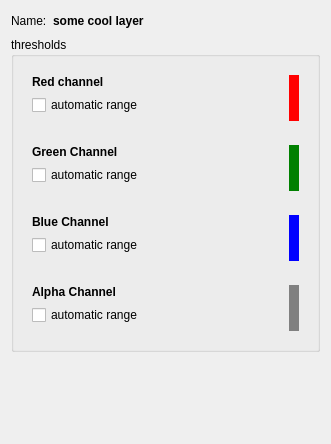
Old version of the form volumina/widgets/ui/rgbaLayerDialog.ui in the repository ilastik/volumina.
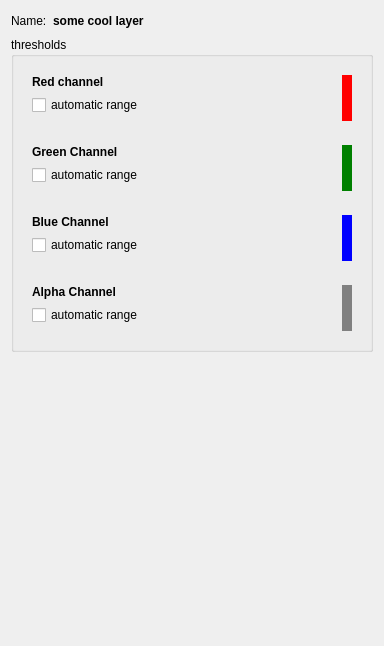
New version of the form. Custom widgets are drawn as their Qt base class.

Commit message: dialog title

Diff of the .ui file:
```diff
--- a/volumina/widgets/ui/rgbaLayerDialog.ui
+++ b/volumina/widgets/ui/rgbaLayerDialog.ui
@@ -6,8 +6,8 @@
    <rect>
     <x>0</x>
     <y>0</y>
-    <width>331</width>
-    <height>444</height>
+    <width>384</width>
+    <height>646</height>
    </rect>
   </property>
   <property name="sizePolicy">
```
Left out of the diff: 10 changed lines with no effect on the pictures. The commit also changes 1 other file.
